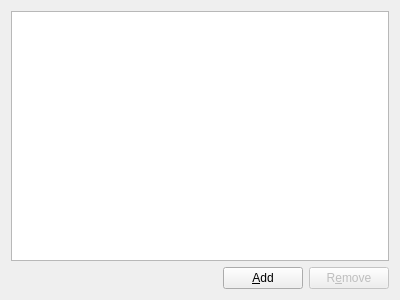
Old version of the form scwx-qt/source/scwx/qt/ui/marker_settings_widget.ui in the repository TornadoRTX/TorDar.
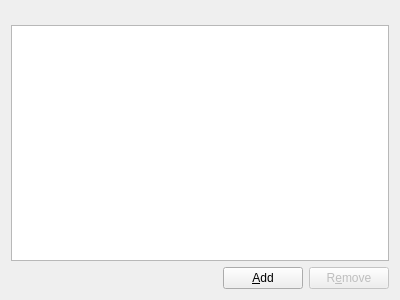
New version of the form.

Commit message: Add a label to the location marker settings widget to indicate the existance of hotkeys for adding/editing location markers

```diff
--- a/scwx-qt/source/scwx/qt/ui/marker_settings_widget.ui
+++ b/scwx-qt/source/scwx/qt/ui/marker_settings_widget.ui
@@ -14,6 +14,33 @@
    <string>Frame</string>
   </property>
   <layout class="QVBoxLayout" name="verticalLayout">
+   <property name="spacing">
+    <number>0</number>
+   </property>
+   <item>
+    <widget class="QLabel" name="hotkeyLabel">
+     <property name="sizePolicy">
+      <sizepolicy hsizetype="Preferred" vsizetype="Preferred">
+       <horstretch>0</horstretch>
+       <verstretch>0</verstretch>
+      </sizepolicy>
+     </property>
+     <property name="font">
+      <font>
+       <pointsize>9</pointsize>
+      </font>
+     </property>
+     <property name="frameShape">
+      <enum>QFrame::Shape::NoFrame</enum>
+     </property>
+     <property name="text">
+      <string/>
+     </property>
+     <property name="textFormat">
+      <enum>Qt::TextFormat::PlainText</enum>
+     </property>
+    </widget>
+   </item>
    <item>
     <widget class="QTreeView" name="markerView">
      <property name="alternatingRowColors">
@@ -34,7 +61,7 @@
        <number>0</number>
       </property>
       <property name="topMargin">
-       <number>0</number>
+       <number>6</number>
       </property>
       <property name="rightMargin">
        <number>0</number>
```
The commit also changes 1 other file.
